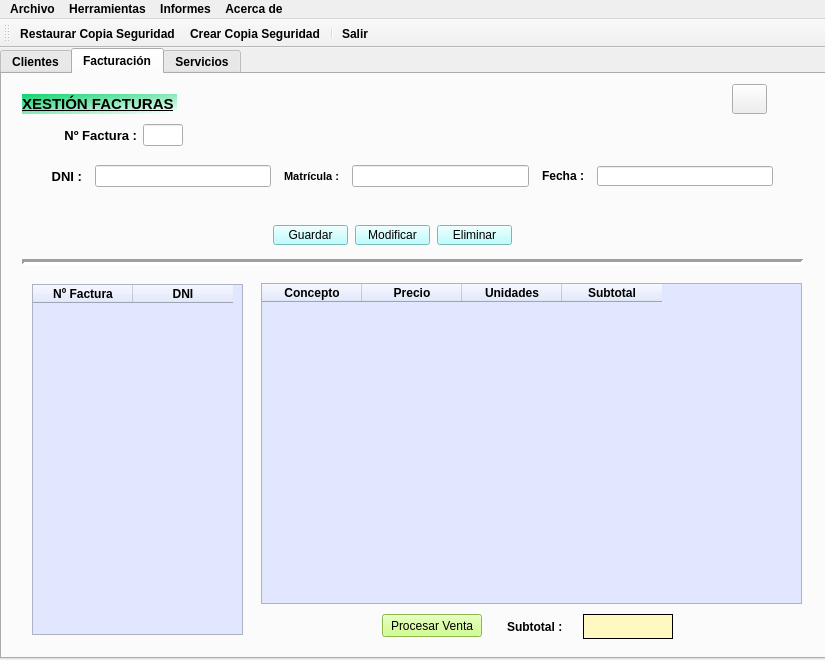
This is ventMain.ui in gebreGL/DIRegistro-gutierrezlopez as Qt 5 draws it before an edit. The edited form follows.
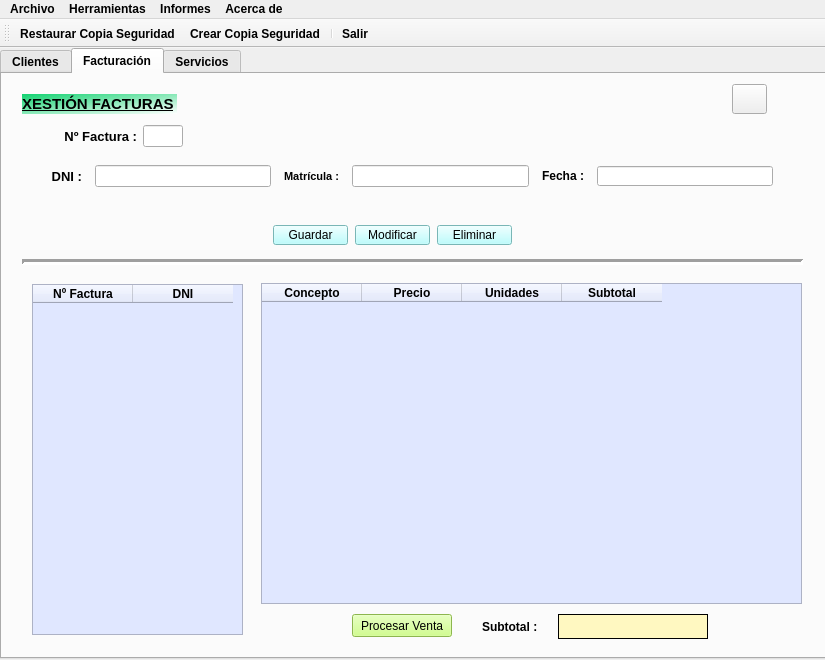
This is the edited form. Icons and pictures are not drawn.

Diff of the .ui file:
```diff
--- a/ventMain.ui
+++ b/ventMain.ui
@@ -45,6 +45,12 @@
       <height>611</height>
      </rect>
     </property>
+    <property name="minimumSize">
+     <size>
+      <width>150</width>
+      <height>0</height>
+     </size>
+    </property>
     <property name="currentIndex">
      <number>1</number>
     </property>
@@ -1352,7 +1358,7 @@
         <x>50</x>
         <y>50</y>
         <width>131</width>
-        <height>22</height>
+        <height>24</height>
        </rect>
       </property>
       <layout class="QHBoxLayout" name="horizontalLayout_3">
@@ -1510,7 +1516,7 @@
        <rect>
         <x>470</x>
         <y>540</y>
-        <width>201</width>
+        <width>236</width>
         <height>25</height>
        </rect>
       </property>
@@ -1527,6 +1533,18 @@
        </item>
        <item>
         <widget class="QLabel" name="lblRecuadroSubtotal">
+         <property name="minimumSize">
+          <size>
+           <width>150</width>
+           <height>0</height>
+          </size>
+         </property>
+         <property name="maximumSize">
+          <size>
+           <width>150</width>
+           <height>16777215</height>
+          </size>
+         </property>
          <property name="styleSheet">
           <string notr="true">background-color: rgb(255, 248, 193);</string>
          </property>
@@ -1543,7 +1561,7 @@
      <widget class="QPushButton" name="btnProcesarVenta">
       <property name="geometry">
        <rect>
-        <x>380</x>
+        <x>350</x>
         <y>540</y>
         <width>100</width>
         <height>23</height>
```
Left out of the diff: 16 changed lines with no effect on the pictures.
